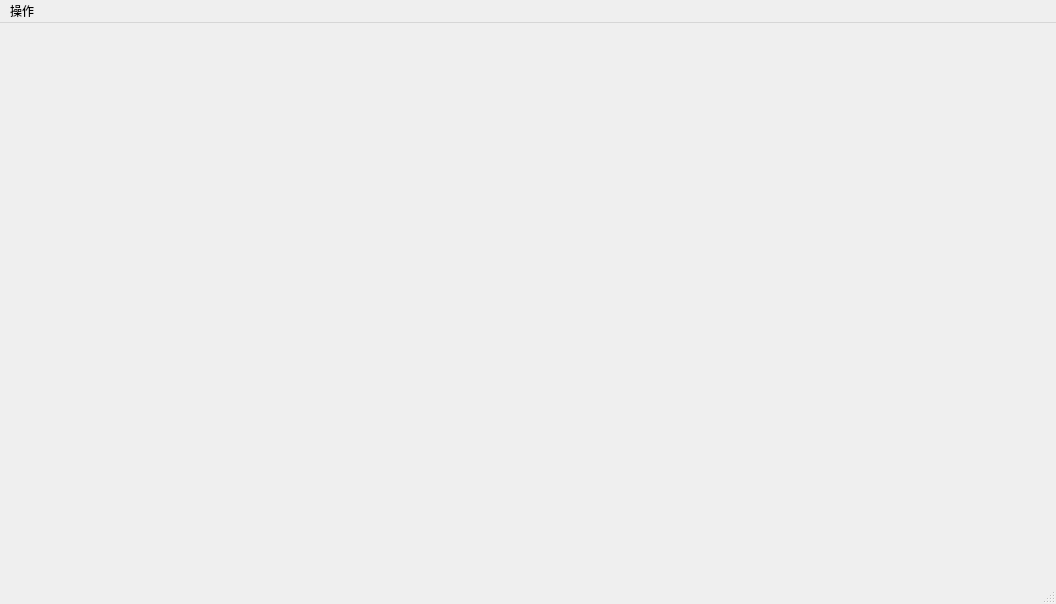
Above: chuankou/serialunion.ui from lsr123/SSCAN before the change. Below: the same form after it.
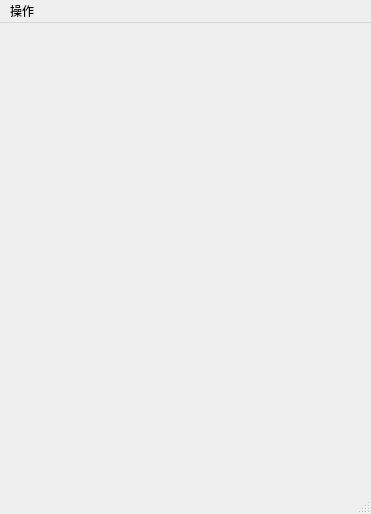
That is the form after the change. Icons and pictures are not drawn.

What changed in the file:
```diff
--- a/chuankou/serialunion.ui
+++ b/chuankou/serialunion.ui
@@ -6,8 +6,8 @@
    <rect>
     <x>0</x>
     <y>0</y>
-    <width>1056</width>
-    <height>604</height>
+    <width>371</width>
+    <height>514</height>
    </rect>
   </property>
   <property name="windowTitle">
@@ -48,7 +48,7 @@
     <rect>
      <x>0</x>
      <y>0</y>
-     <width>1056</width>
+     <width>371</width>
      <height>25</height>
     </rect>
    </property>
```
Left out of the diff: 4 changed lines with no effect on the pictures.
